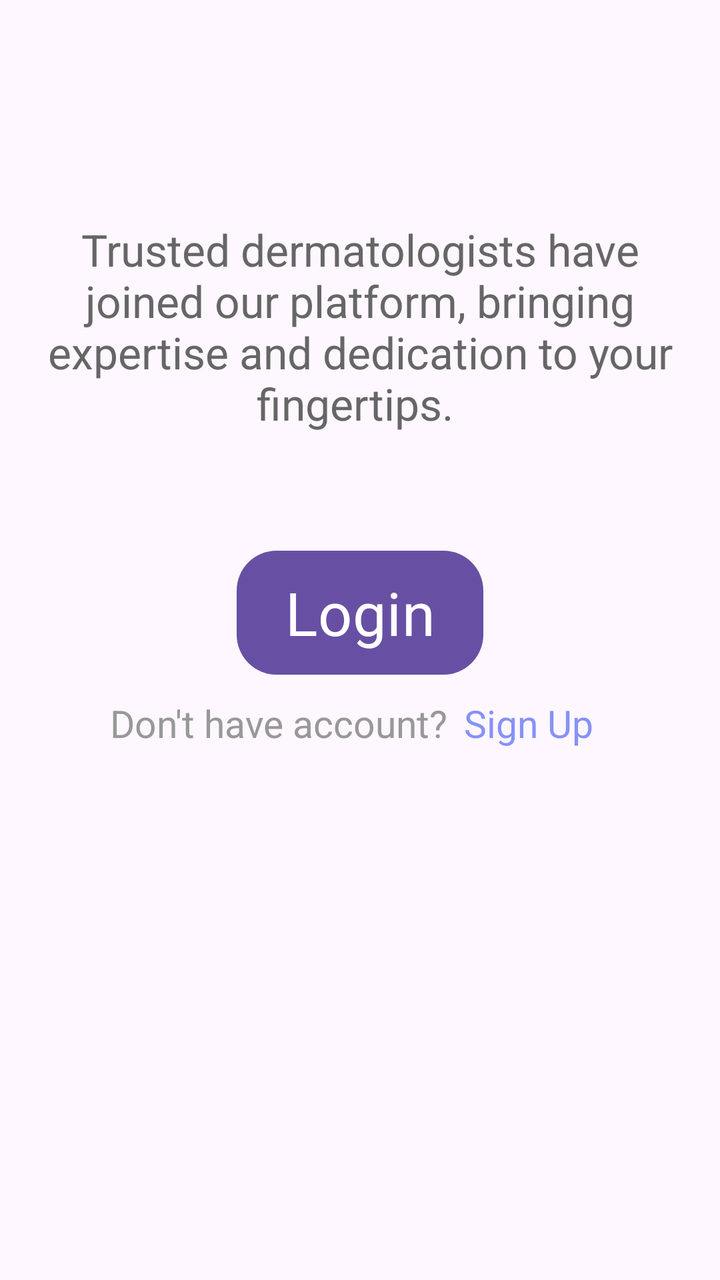
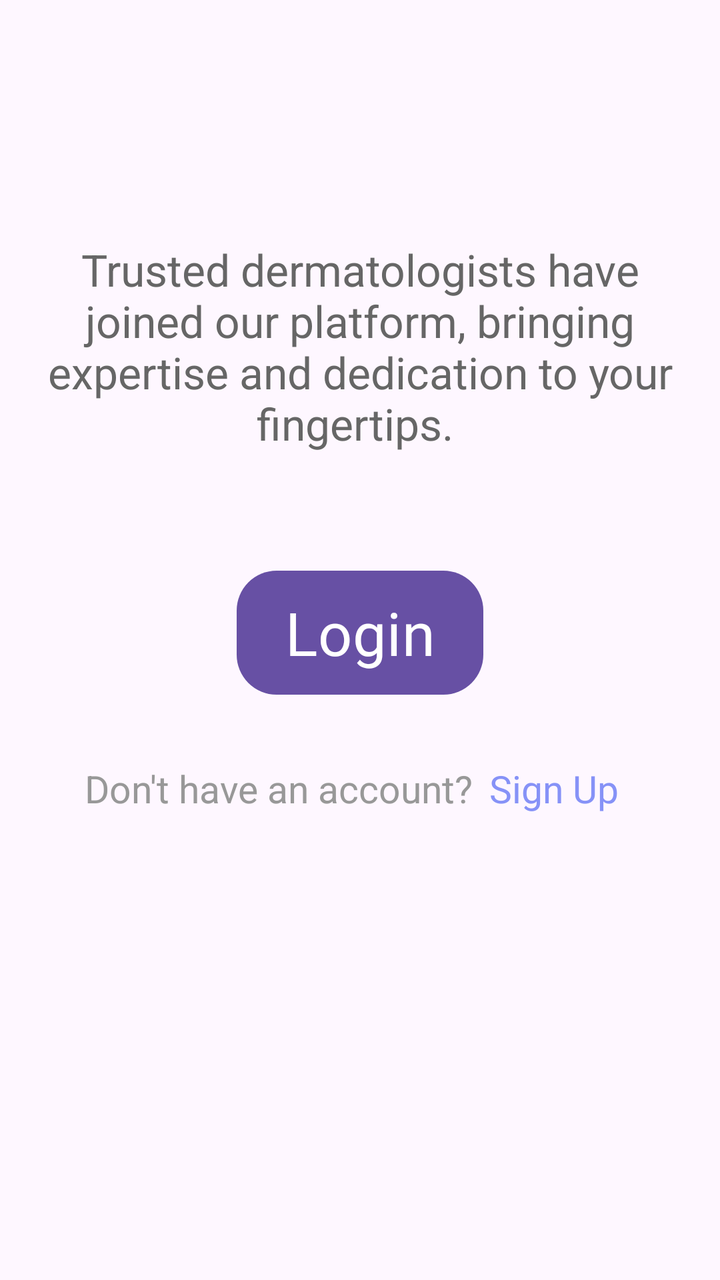

An Android layout rendered at two revisions. The XML below is the earlier revision; the diff shows what the commit changed to produce the second picture.
<!-- AndroidManifest.xml: application theme Theme.EDermaCareLatestt -->
<!-- res/layout/login_btn_dermatologist.xml -->
<?xml version="1.0" encoding="utf-8"?>
<LinearLayout
    xmlns:android="http://schemas.android.com/apk/res/android"
    xmlns:tools="http://schemas.android.com/tools"
    xmlns:app="http://schemas.android.com/apk/res-auto"
    android:layout_width="match_parent"
    android:layout_height="match_parent"
    android:orientation="vertical"
    tools:context=".SignupTabDermatologist">

    <LinearLayout
        android:layout_width="match_parent"
        android:layout_height="wrap_content"
        android:orientation="vertical">

        <LinearLayout
            android:layout_width="match_parent"
            android:layout_height="wrap_content"
            android:orientation="vertical"
            android:layout_marginTop="20dp"
            android:padding="20dp">

            <TextView
                android:layout_width="wrap_content"
                android:layout_height="wrap_content"
                android:layout_gravity="center"
                android:layout_marginTop="70dp"
                android:text="Trusted dermatologists have joined our platform, bringing expertise and dedication to your fingertips. "
                android:textColor="@color/darkgray"
                android:textSize="22sp"
                android:textAlignment="center"/>


            <Button
                android:id="@+id/login_button_dermatologist"
                android:layout_width="wrap_content"
                android:layout_gravity="center"
                android:layout_height="70dp"
                android:layout_marginTop="55dp"
                android:fontFamily="@font/inter_extrabold"
                android:text="Login"
                android:textSize="30sp"
                app:cornerRadius="20dp" />

            <LinearLayout
                android:layout_width="wrap_content"
                android:layout_height="wrap_content"
                android:orientation="horizontal"
                android:layout_gravity="center">

                <TextView
                    android:id="@+id/RedirectTextforSignUpLandingPageD"
                    android:layout_width="wrap_content"
                    android:layout_height="wrap_content"
                    android:layout_gravity="center"
                    android:layout_marginTop="5dp"
                    android:paddingLeft="0dp"
                    android:paddingRight="8dp"
                    android:paddingBottom="8dp"
                    android:text="Don't have account?"
                    android:textColor="@color/light_grey"
                    android:textSize="19sp"
                    />

                <TextView
                    android:id="@+id/signupredirectLandingPageD"
                    android:layout_width="wrap_content"
                    android:layout_height="wrap_content"
                    android:layout_gravity="center"
                    android:layout_marginTop="5dp"
                    android:paddingLeft="0dp"
                    android:paddingRight="8dp"
                    android:paddingBottom="8dp"
                    android:text="Sign Up"
                    android:textColor="@color/lavender"
                    android:textSize="19sp" />

            </LinearLayout>

        </LinearLayout>

    </LinearLayout>

</LinearLayout>
<!-- resources referenced by this layout -->
<resources>
  <color name="darkgray">#666666</color>
  <color name="lavender">#8692F7</color>
  <color name="light_grey">#989898</color>
  <style name="Theme.EDermaCareLatestt" parent="Base.Theme.EDermaCareLatestt" />
  <style name="Base.Theme.EDermaCareLatestt" parent="Theme.Material3.DayNight.NoActionBar">
          
          
      </style>
</resources>

<!-- the commit's change to res/layout/login_btn_dermatologist.xml (unified diff, before → after) -->
@@ -1,84 +1,72 @@
 <?xml version="1.0" encoding="utf-8"?>
-<LinearLayout
+<androidx.constraintlayout.widget.ConstraintLayout
     xmlns:android="http://schemas.android.com/apk/res/android"
     xmlns:tools="http://schemas.android.com/tools"
     xmlns:app="http://schemas.android.com/apk/res-auto"
     android:layout_width="match_parent"
     android:layout_height="match_parent"
-    android:orientation="vertical"
     tools:context=".SignupTabDermatologist">
 
     <LinearLayout
+        android:id="@+id/outerLinearLayout"
         android:layout_width="match_parent"
         android:layout_height="wrap_content"
-        android:orientation="vertical">
+        android:orientation="vertical"
+        android:layout_marginTop="30dp"
+        android:padding="20dp"
+        app:layout_constraintTop_toTopOf="parent"
+        app:layout_constraintStart_toStartOf="parent"
+        app:layout_constraintEnd_toEndOf="parent">
+
+        <TextView
+            android:id="@+id/textViewDescription"
+            android:layout_width="wrap_content"
+            android:layout_height="wrap_content"
+            android:layout_gravity="center"
+            android:layout_marginTop="70dp"
+            android:text="Trusted dermatologists have joined our platform, bringing expertise and dedication to your fingertips. "
+            android:textColor="@color/darkgray"
+            android:textSize="22sp"
+            android:textAlignment="center"/>
+
+        <Button
+            android:id="@+id/login_button_dermatologist"
+            android:layout_width="wrap_content"
+            android:layout_height="70dp"
+            android:layout_gravity="center"
+            android:layout_marginTop="55dp"
+            android:fontFamily="@font/inter_extrabold"
+            android:text="Login"
+            android:layout_marginBottom="30dp"
+            android:textSize="30sp"
+            app:cornerRadius="20dp" />
 
         <LinearLayout
-            android:layout_width="match_parent"
+            android:layout_width="wrap_content"
             android:layout_height="wrap_content"
-            android:orientation="vertical"
-            android:layout_marginTop="20dp"
-            android:padding="20dp">
+            android:orientation="horizontal"
+            android:layout_gravity="center">
 
             <TextView
+                android:id="@+id/RedirectTextforSignUpLandingPageD"
                 android:layout_width="wrap_content"
                 android:layout_height="wrap_content"
-                android:layout_gravity="center"
-                android:layout_marginTop="70dp"
-                android:text="Trusted dermatologists have joined our platform, bringing expertise and dedication to your fingertips. "
-                android:textColor="@color/darkgray"
-                android:textSize="22sp"
-                android:textAlignment="center"/>
+                android:paddingRight="8dp"
+                android:text="Don't have an account?"
+                android:textColor="@color/light_grey"
+                android:textSize="19sp" />
 
-
-            <Button
-                android:id="@+id/login_button_dermatologist"
-                android:layout_width="wrap_content"
-                android:layout_gravity="center"
-                android:layout_height="70dp"
-                android:layout_marginTop="55dp"
-                android:fontFamily="@font/inter_extrabold"
-                android:text="Login"
-                android:textSize="30sp"
-                app:cornerRadius="20dp" />
-
-            <LinearLayout
+            <TextView
+                android:id="@+id/signupredirectLandingPageD"
                 android:layout_width="wrap_content"
                 android:layout_height="wrap_content"
-                android:orientation="horizontal"
-                android:layout_gravity="center">
-
-                <TextView
-                    android:id="@+id/RedirectTextforSignUpLandingPageD"
-                    android:layout_width="wrap_content"
-                    android:layout_height="wrap_content"
-                    android:layout_gravity="center"
-                    android:layout_marginTop="5dp"
-                    android:paddingLeft="0dp"
-                    android:paddingRight="8dp"
-                    android:paddingBottom="8dp"
-                    android:text="Don't have account?"
-                    android:textColor="@color/light_grey"
-                    android:textSize="19sp"
-                    />
-
-                <TextView
-                    android:id="@+id/signupredirectLandingPageD"
-                    android:layout_width="wrap_content"
-                    android:layout_height="wrap_content"
-                    android:layout_gravity="center"
-                    android:layout_marginTop="5dp"
-                    android:paddingLeft="0dp"
-                    android:paddingRight="8dp"
-                    android:paddingBottom="8dp"
-                    android:text="Sign Up"
-                    android:textColor="@color/lavender"
-                    android:textSize="19sp" />
-
-            </LinearLayout>
+                android:paddingRight="8dp"
+                android:text="Sign Up"
+                android:textColor="@color/lavender"
+                android:textSize="19sp" />
 
         </LinearLayout>
 
     </LinearLayout>
 
-</LinearLayout>
+</androidx.constraintlayout.widget.ConstraintLayout>
